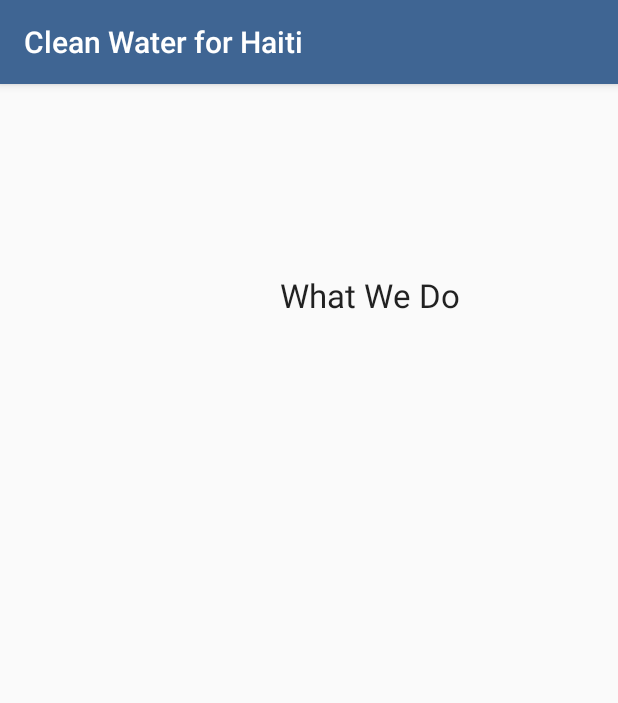
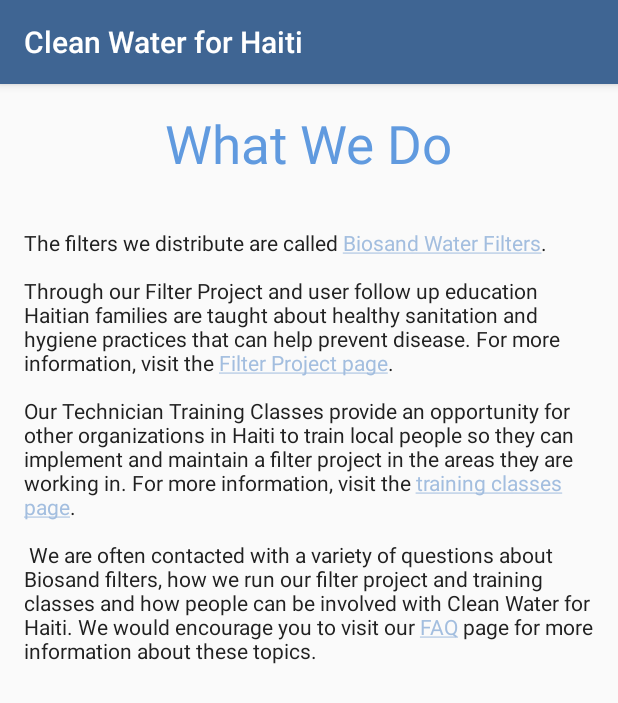
Before and after one commit to arolling/android-cwfh, an Android app: the screen it shows after launch (InfoActivity), after a tap on "What We Do", on a phone screen of 412 x 824 dp. Shown: the top 703 px of the screen. Run offline under Robolectric (Android 15) with nearby library versions, the phone set to English and light mode, and no system bars; our stand-ins replace ButterKnife; 2 other taps on this screen came first.

Commit message:
create individual page views depending on drawer choice

```diff
--- a/app/src/main/java/com/epicodus/localbusiness/InfoActivity.java
+++ b/app/src/main/java/com/epicodus/localbusiness/InfoActivity.java
@@ -3,14 +3,20 @@ package com.epicodus.localbusiness;
 import android.content.Intent;
 import android.support.v7.app.AppCompatActivity;
 import android.os.Bundle;
+import android.text.method.LinkMovementMethod;
+import android.util.Log;
+import android.webkit.WebSettings;
+import android.webkit.WebView;
 import android.widget.TextView;
 
 import butterknife.Bind;
 import butterknife.ButterKnife;
 
 public class InfoActivity extends AppCompatActivity {
-    @Bind(R.id.tvTitle) TextView mTvTitle;
+    public static final String TAG = InfoActivity.class.getSimpleName();
 
+    @Bind(R.id.tvPageTitle) TextView mPageTitle;
+    @Bind(R.id.tvDescription) TextView mDescription;
 
     @Override
     protected void onCreate(Bundle savedInstanceState) {
@@ -20,6 +26,35 @@ public class InfoActivity extends AppCompatActivity {
 
         Intent intent = getIntent();
         String page = intent.getStringExtra("page");
-        mTvTitle.setText(page);
+        Log.d(TAG, page);
+        mDescription.setMovementMethod(LinkMovementMethod.getInstance());
+        mPageTitle.setText(page);
+        int content;
+        switch(page){
+            case "Home":
+                content = R.string.home_page;
+                break;
+            case "What We Do":
+                content = R.string.what_we_do;
+                break;
+            case "Get Involved":
+                content = R.string.get_involved;
+                break;
+            case "How to Give":
+                content = R.string.how_to_give;
+                break;
+            case "Multi-Media":
+                content = R.string.multi_media;
+                break;
+            case "About Us":
+                content = R.string.about_us;
+                break;
+            case "Blog":
+                content = R.string.blog;
+                break;
+            default:
+                content = R.string.home_page;
+        }
+        mDescription.setText(content);
     }
 }
--- a/app/src/main/res/layout/activity_info.xml
+++ b/app/src/main/res/layout/activity_info.xml
@@ -3,22 +3,29 @@
     xmlns:tools="http://schemas.android.com/tools"
     android:layout_width="match_parent"
     android:layout_height="match_parent"
-    android:paddingBottom="@dimen/activity_vertical_margin"
     android:paddingLeft="@dimen/activity_horizontal_margin"
     android:paddingRight="@dimen/activity_horizontal_margin"
     android:paddingTop="@dimen/activity_vertical_margin"
     tools:context="com.epicodus.localbusiness.InfoActivity">
 
     <TextView
+        android:layout_width="match_parent"
+        android:layout_height="wrap_content"
+        android:text="Description"
+        android:id="@+id/tvDescription"
+        android:layout_alignParentTop="true"
+        android:layout_centerHorizontal="true"
+        android:layout_marginTop="80dp"
+        android:textColor="@color/colorPrimaryText"
+        android:textColorLink="@color/colorPrimaryLight" />
+
+    <TextView
         android:layout_width="wrap_content"
         android:layout_height="wrap_content"
-        android:textAppearance="?android:attr/textAppearanceLarge"
-        android:text="Large Text"
-        android:id="@+id/tvTitle"
+        android:text="Page Title"
+        android:id="@+id/tvPageTitle"
         android:layout_alignParentTop="true"
-        android:layout_alignParentRight="true"
-        android:layout_alignParentEnd="true"
-        android:layout_marginRight="89dp"
-        android:layout_marginEnd="89dp"
-        android:layout_marginTop="110dp" />
+        android:layout_centerHorizontal="true"
+        android:textSize="35sp"
+        android:textColor="@color/colorSecondaryText" />
 </RelativeLayout>
--- a/app/src/main/res/values/colors.xml
+++ b/app/src/main/res/values/colors.xml
@@ -3,9 +3,9 @@
     <color name="colorPrimary">#3f6593</color>
     <color name="colorPrimaryDark">#294260</color>
     <color name="colorAccent">#788CA5</color>
-    <color name="colorPrimaryLight">#A3BEDF</color>
+    <color name="colorPrimaryLight">#a3bedf</color>
     <color name="colorTextIcons">#FFFFFF</color>
     <color name="colorPrimaryText">#212121</color>
-    <color name="colorSecondaryText">#609ADF</color>
+    <color name="colorSecondaryText">#609adf</color>
     <color name="colorDivider">#788CA5</color>
 </resources>
--- a/app/src/main/res/values/strings.xml
+++ b/app/src/main/res/values/strings.xml
@@ -11,6 +11,13 @@
         <item>Multi-Media</item>
         <item>About Us</item>
         <item>Blog</item>
-        <item>Personal Blog</item>
     </string-array>
+    <string name="home_page">Clean Water for Haiti is a long-term mission to provide affordable water filters to Haitian families. <a href="http://www.cleanwaterforhaiti.org/index.html">Click here</a> for more information. </string>
+    <string name="what_we_do">"The filters we distribute are called <a href="http://www.cleanwaterforhaiti.org/_what_biosand.html">Biosand Water Filters</a>.\n\nThrough our Filter Project and user follow up education Haitian families are taught about healthy sanitation and hygiene practices that can help prevent disease. For more information, visit the <a href="http://www.cleanwaterforhaiti.org/_what_project.html">Filter Project page</a>.\n\nOur Technician Training Classes provide an opportunity for other organizations in Haiti to train local people so they can implement and maintain a filter project in the areas they are working in. For more information, visit the <a href="http://www.cleanwaterforhaiti.org/_what_training.html">training classes page</a>.\n\n We are often contacted with a variety of questions about Biosand filters, how we run our filter project and training classes and how people can be involved with Clean Water for Haiti. We would encourage you to visit our <a href="http://www.cleanwaterforhaiti.org/_what_faq.html">FAQ</a> page for more information about these topics."</string>
+    <string name="get_involved">There are lots of ways to <a href="http://www.cleanwaterforhaiti.org/_getinvolved.html">get involved</a>, like Vision Trips, Volunteering, or connecting to us through our blogs.</string>
+    <string name="how_to_give">We could not operate without our generous donors. <a href="http://www.cleanwaterforhaiti.org/_howtogive.html">Find out</a> about how to give.</string>
+    <string name="multi_media">See <a href="http://www.cleanwaterforhaiti.org/_multimedia.html">videos</a> about Haiti and our experience there.</string>
+    <string name="about_us">We have been operating in Haiti sine 2001. For more information, see <a href="http://www.cleanwaterforhaiti.org/_aboutus.html">here</a> </string>
+    <string name="blog">Our <a href="https://cleanwaterforhaitiblog.wordpress.com/">blog</a>, updated regularly, has more information and insights into our lives.</string>
+
 </resources>
```
Also changed, not shown: app/src/main/AndroidManifest.xml (+7 -1 lines).
